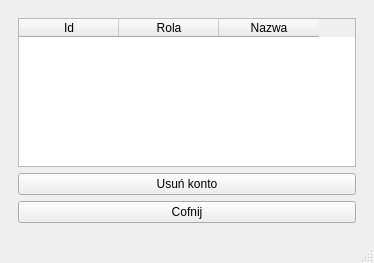
This is mainwindow.ui in WojciechLarecki/Puzzler as Qt 5 draws it before an edit. The edited form follows.
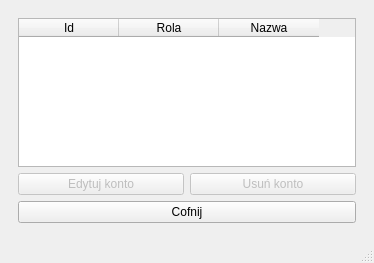
This is the edited form. The open tabs and pages were chosen to show the change.

Commit message: Provide account deletion.

Diff of the .ui file:
```diff
--- a/mainwindow.ui
+++ b/mainwindow.ui
@@ -175,11 +175,28 @@
          </widget>
         </item>
         <item>
+         <layout class="QHBoxLayout" name="horizontalLayout">
+          <item>
+           <widget class="QPushButton" name="editManageAccountsButton">
+            <property name="enabled">
+             <bool>false</bool>
+            </property>
+            <property name="text">
+             <string>Edytuj konto</string>
+            </property>
+           </widget>
+          </item>
+          <item>
          <widget class="QPushButton" name="deleteManageAccountsButton">
+            <property name="enabled">
+             <bool>false</bool>
+            </property>
           <property name="text">
            <string>Usuń konto</string>
           </property>
          </widget>
+          </item>
+         </layout>
         </item>
         <item>
          <widget class="QPushButton" name="returnManageAccountsButton">
```
Left out of the diff: 2 changed lines with no effect on the pictures. Lines whose indentation alone changed are shown as unchanged. The commit also changes 2 other files.
